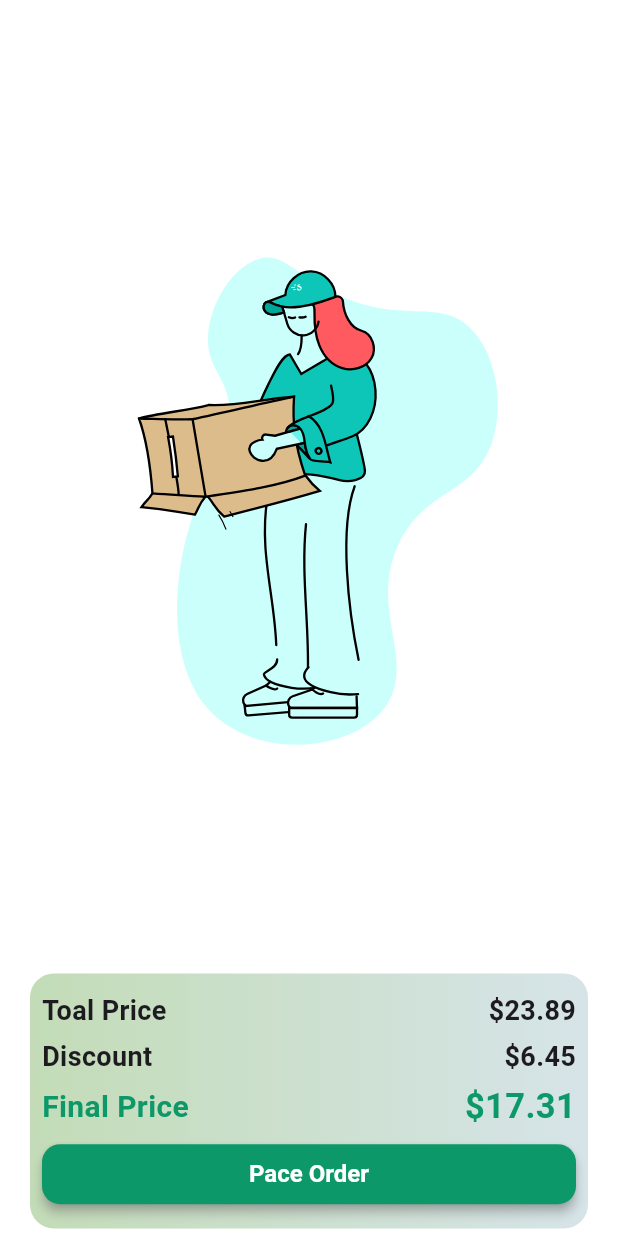
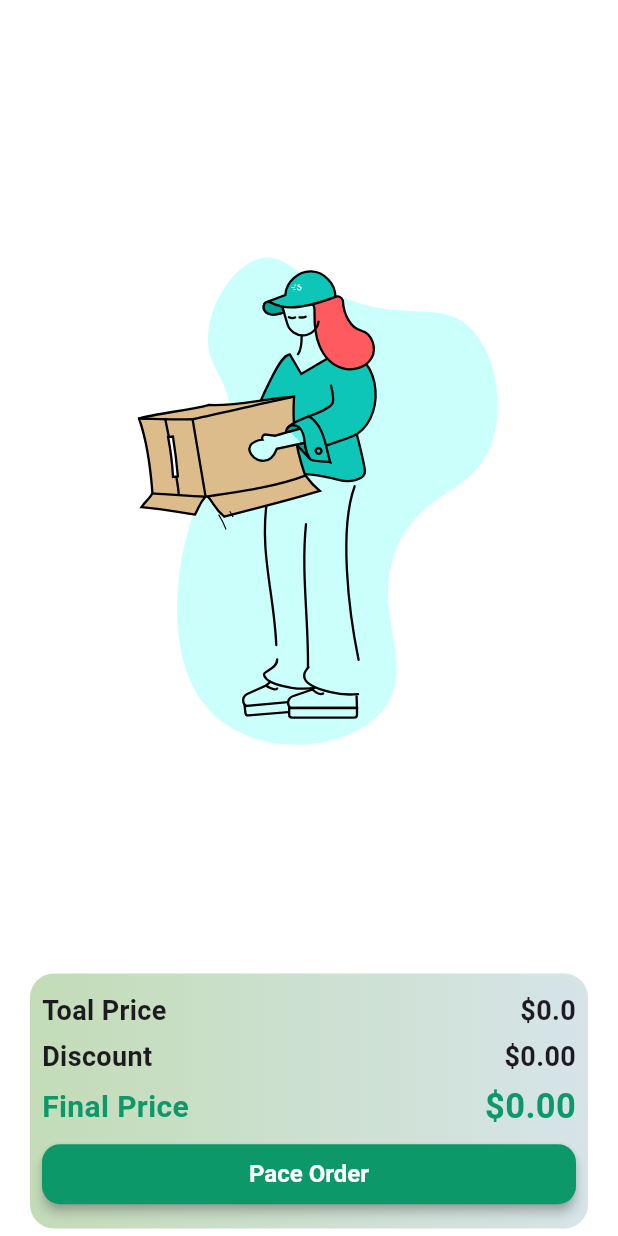
Before and after one commit to rostom17/Farmers-Nest, a Flutter app: the CartScreen screen opened directly, on a phone screen of 412 x 824 dp. Run offline on Flutter 3.47's test engine with Material 3 defaults, Android fonts, the phone set to English and light mode, and no system bars; our stand-ins replace cached_network_image, cloud_firestore, firebase_auth, firebase_core, flutter_svg, font_awesome_flutter and 4 more; accounts and stored records are empty.

Commit message:
Price List Updated

```diff
--- a/lib/view/screens/cart_screen.dart
+++ b/lib/view/screens/cart_screen.dart
@@ -15,7 +15,6 @@ class _CartScreenState extends State<CartScreen> {
   @override
   Widget build(BuildContext context) {
     return Scaffold(
-      //appBar: AppBar(title: Text("Your Cart")),
       body: Padding(
         padding: EdgeInsets.only(top: 10, left: 20, right: 20),
         child: Column(
@@ -52,16 +51,31 @@ class _CartScreenState extends State<CartScreen> {
           ),
           child: Padding(
             padding: const EdgeInsets.all(8.0),
-            child: Column(
+            child: FutureBuilder(
+              future: _cartController.fetchTotalCartPrice(),
+              builder: (context, snapshot) {
+                if (snapshot.connectionState == ConnectionState.waiting) {
+                  return Center(child: CircularProgressIndicator());
+                }
+                if (!snapshot.hasData) {
+                  return Center(child: Text("Add Something to Cart"));
+                }
+                return Column(
                   mainAxisAlignment: MainAxisAlignment.spaceEvenly,
                   children: [
                     Row(
                       mainAxisAlignment: MainAxisAlignment.spaceBetween,
-                  children: [Text("Toal Price"), Text("\$23.89")],
+                      children: [
+                        Text("Toal Price"),
+                        Text("\$${snapshot.data}"),
+                      ],
                     ),
                     Row(
                       mainAxisAlignment: MainAxisAlignment.spaceBetween,
-                  children: [Text("Discount"), Text("\$6.45")],
+                      children: [
+                        Text("Discount"),
+                        Text("\$${(snapshot.data! * .15).toStringAsFixed(2)}"),
+                      ],
                     ),
                     Row(
                       mainAxisAlignment: MainAxisAlignment.spaceBetween,
@@ -74,7 +88,7 @@ class _CartScreenState extends State<CartScreen> {
                           ),
                         ),
                         Text(
-                      "\$17.31",
+                          "\$${(snapshot.data! * .85).toStringAsFixed(2)}",
                           style: TextStyle(
                             fontSize: 23,
                             color: ColorPallet.mainColorTheme,
@@ -84,6 +98,8 @@ class _CartScreenState extends State<CartScreen> {
                     ),
                     ElevatedButton(onPressed: () {}, child: Text("Pace Order")),
                   ],
+                );
+              },
             ),
           ),
         ),
```
Also changed, not shown: lib/viewmodel/cart_controller.dart (+22 -0 lines). Lines whose indentation alone changed are shown as unchanged.
